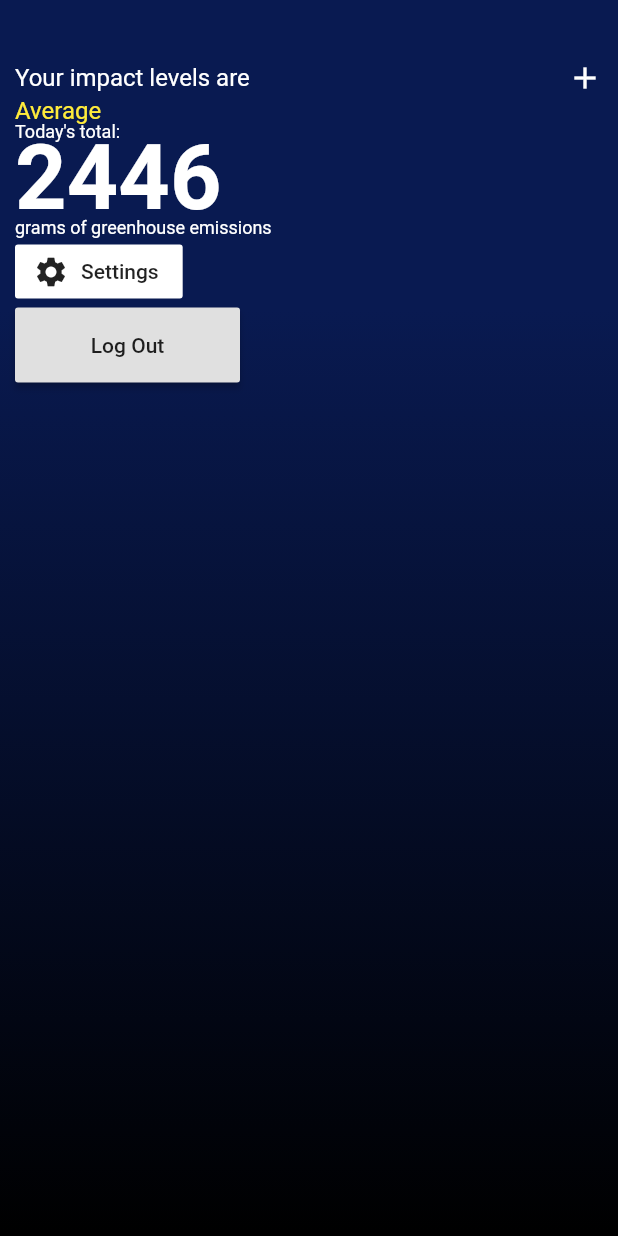
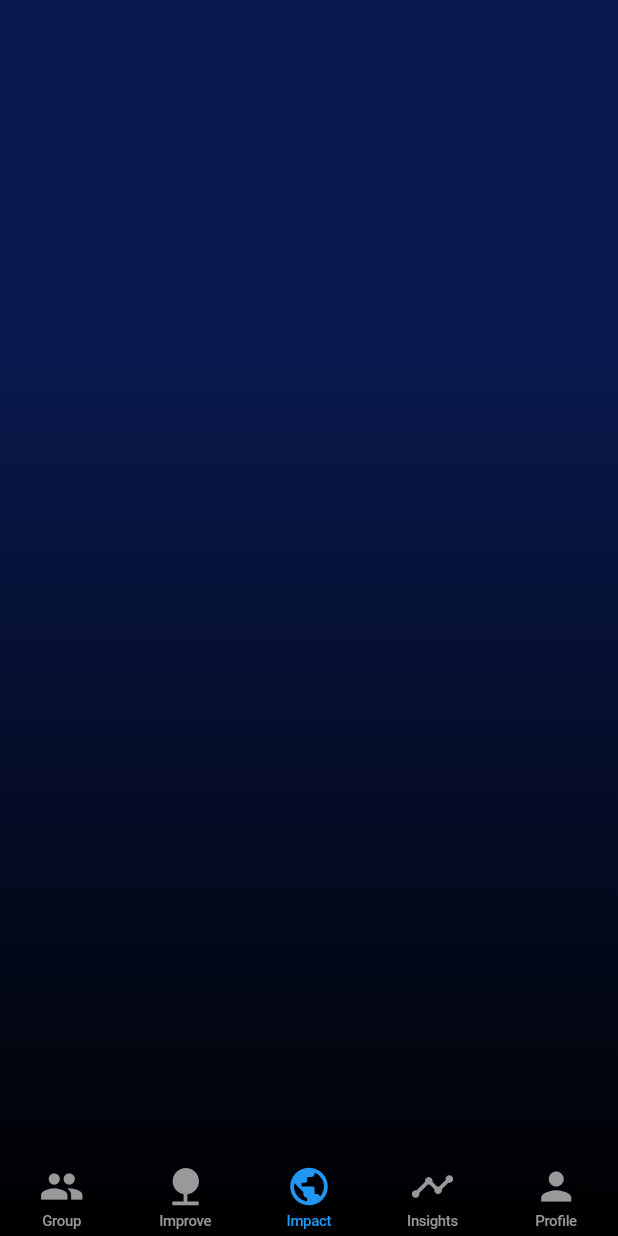
Before and after one commit to robinojw/impact, a Flutter app: the Home screen opened directly, on a phone screen of 412 x 824 dp. Run offline on Flutter 3.47's test engine with Material 2 defaults, Android fonts, the phone set to English and light mode, and no system bars; our stand-ins replace cloud_firestore, firebase_auth, flutter_svg, shared_preferences; accounts and stored records are empty.

Commit message:
Home Page Setup

```diff
--- a/lib/screens/home/home.dart
+++ b/lib/screens/home/home.dart
@@ -1,3 +1,4 @@
+import 'package:flutter/cupertino.dart';
 import 'package:flutter/material.dart';
 import 'package:impact/models/impactUser.dart';
 import 'package:impact/screens/home/setting_form.dart';
@@ -8,82 +9,37 @@ import 'package:provider/provider.dart';
 import 'package:impact/screens/home/user_list.dart';
 
 class Home extends StatelessWidget {
-  final AuthService _auth = AuthService();
-
   @override
   Widget build(BuildContext context) {
-    void _showSettingsPanel() {
-      showModalBottomSheet(
-          context: context,
-          builder: (context) {
-            return Container(
-              padding: EdgeInsets.symmetric(vertical: 20.0, horizontal: 20.0),
-              child: SettingsForm(),
-            );
-          });
-    }
+    int _index = 2;
 
     return StreamProvider<List<ImpactUser>>.value(
         value: DatabaseService().users,
         child: Container(
           decoration: backgroundGradient,
-          padding: EdgeInsets.all(10),
-          height: 2000,
+          height: 800,
           child: Scaffold(
             backgroundColor: Colors.transparent,
             body: Column(
-              crossAxisAlignment: CrossAxisAlignment.start,
-              children: <Widget>[
-                SizedBox(height: 30),
-                Row(
-                  mainAxisAlignment: MainAxisAlignment.spaceBetween,
-                  children: <Widget>[
-                    Text('Your impact levels are',
-                        style: TextStyle(color: Colors.white, fontSize: 16.0)),
-                    Icon(
-                      Icons.add,
-                      color: Colors.white,
-                      size: 24.0,
-                    )
-                  ],
-                ),
-                Container(child: UserList()),
-                Text('Average',
-                    style: TextStyle(color: Colors.yellow, fontSize: 16.0)),
-                Column(
-                  crossAxisAlignment: CrossAxisAlignment.start,
-                  children: <Widget>[
-                    Text('Today\'s total:',
-                        style: TextStyle(
-                            fontSize: 12, color: Colors.white, height: 0.9)),
-                    Text('2446',
-                        style: TextStyle(
-                            fontSize: 60,
-                            color: Colors.white,
-                            fontWeight: FontWeight.bold,
-                            height: 0.95)),
-                    Text('grams of greenhouse emissions',
-                        style: TextStyle(
-                            fontSize: 12, color: Colors.white, height: 0.5)),
-                  ],
-                ),
-                FlatButton.icon(
-                  icon: Icon(Icons.settings),
-                  label: Text('Settings'),
-                  color: Colors.white,
-                  onPressed: () => _showSettingsPanel(),
-                ),
-                SizedBox(
-                    height: 50,
-                    width: 150,
-                    child: RaisedButton(
-                      child: Text('Log Out'),
-                      onPressed: () {
-                        _auth.signOut();
-                      },
-                    )),
-              ],
-            ),
+                mainAxisAlignment: MainAxisAlignment.end,
+                children: <Widget>[
+                  CupertinoTabBar(
+                      currentIndex: _index,
+                      backgroundColor: Colors.transparent,
+                      items: [
+                        BottomNavigationBarItem(
+                            icon: Icon(Icons.group), title: Text('Group')),
+                        BottomNavigationBarItem(
+                            icon: Icon(Icons.nature), title: Text('Improve')),
+                        BottomNavigationBarItem(
+                            icon: Icon(Icons.public), title: Text('Impact')),
+                        BottomNavigationBarItem(
+                            icon: Icon(Icons.timeline),
+                            title: Text('Insights')),
+                        BottomNavigationBarItem(
+                            icon: Icon(Icons.person), title: Text('Profile')),
+                      ]),
+                ]),
           ),
         ));
   }
--- a/lib/screens/welcome/energy_info.dart
+++ b/lib/screens/welcome/energy_info.dart
@@ -3,6 +3,7 @@ import 'package:flutter/services.dart';
 import 'package:impact/screens/shared/constants.dart';
 import 'package:impact/models/user.dart';
 import 'package:impact/screens/shared/loading.dart';
+import 'package:impact/screens/shared/routing_constants.dart';
 import 'package:impact/services/database.dart';
 import 'package:provider/provider.dart';
 
@@ -57,7 +58,7 @@ class _EnergyInfoState extends State<EnergyInfo> {
             child: Scaffold(
               backgroundColor: Colors.transparent,
               body: Container(
-                height: 2000,
+                height: 800,
                 padding: EdgeInsets.all(20),
                 child: SingleChildScrollView(
                   child: Column(
@@ -283,7 +284,8 @@ class _EnergyInfoState extends State<EnergyInfo> {
                                                               userData.commute,
                                                           _currentCity ??
                                                               userData.city);
-                                                  //route to next page
+                                                  Navigator.pushNamed(
+                                                      context, home);
                                                 }
                                               },
                                             ),
--- a/lib/screens/welcome/vechicle-info.dart
+++ b/lib/screens/welcome/vechicle-info.dart
@@ -3,6 +3,7 @@ import 'package:flutter/services.dart';
 import 'package:impact/screens/shared/constants.dart';
 import 'package:impact/models/user.dart';
 import 'package:impact/screens/shared/loading.dart';
+import 'package:impact/screens/shared/routing_constants.dart';
 import 'package:impact/services/database.dart';
 import 'package:provider/provider.dart';
 
@@ -56,7 +57,7 @@ class _VehicleInfoState extends State<VehicleInfo> {
             child: Scaffold(
               backgroundColor: Colors.transparent,
               body: Container(
-                height: 2000,
+                height: 800,
                 padding: EdgeInsets.all(20),
                 child: SingleChildScrollView(
                   child: Column(
@@ -199,6 +200,8 @@ class _VehicleInfoState extends State<VehicleInfo> {
                                               color: const Color(0XFF1451DB),
                                               textColor: Colors.white,
                                               onPressed: () async {
+                                                Navigator.pushNamed(
+                                                    context, energy);
                                                 if (_formKey.currentState
                                                     .validate()) {
                                                   await DatabaseService(
```
Also changed, not shown: lib/screens/home/impact.dart (added, +59 -0 lines), lib/screens/home/setting_form.dart (deleted, +0 -107 lines), lib/screens/home/user_list.dart (deleted, +0 -33 lines), lib/screens/home/user_tile.dart (deleted, +0 -25 lines), lib/screens/welcome/personal_info.dart (+5 -2 lines).
